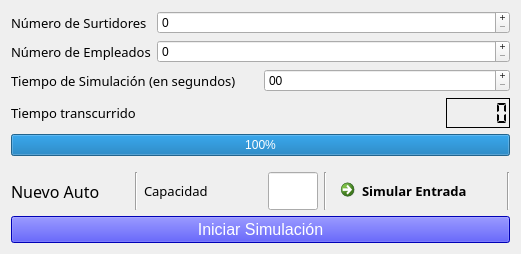
The window that tp1/mainwindow.ui (fedefarina/concu20141c) describes before a commit, drawn with Qt 5.
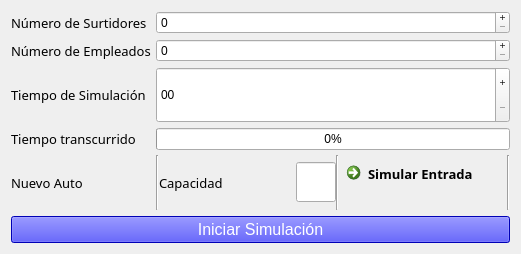
The same window after the commit.

Commit message: Arreglos en el layout

What changed in the file:
```diff
--- a/tp1/mainwindow.ui
+++ b/tp1/mainwindow.ui
@@ -41,7 +41,25 @@
       <property name="fieldGrowthPolicy">
        <enum>QFormLayout::AllNonFixedFieldsGrow</enum>
       </property>
-      <item row="0" column="0">
+      <property name="rowWrapPolicy">
+       <enum>QFormLayout::WrapLongRows</enum>
+      </property>
+      <property name="labelAlignment">
+       <set>Qt::AlignLeading|Qt::AlignLeft|Qt::AlignTop</set>
+      </property>
+      <property name="formAlignment">
+       <set>Qt::AlignCenter</set>
+      </property>
+      <property name="horizontalSpacing">
+       <number>5</number>
+      </property>
+      <property name="verticalSpacing">
+       <number>5</number>
+      </property>
+      <property name="bottomMargin">
+       <number>0</number>
+      </property>
+      <item row="1" column="0">
        <widget class="QLabel" name="surtidoresLabel">
         <property name="font">
          <font>
@@ -54,7 +72,14 @@
         </property>
        </widget>
       </item>
-      <item row="1" column="0">
+      <item row="1" column="1">
+       <widget class="QSpinBox" name="nSurtidores">
+        <property name="buttonSymbols">
+         <enum>QAbstractSpinBox::PlusMinus</enum>
+        </property>
+       </widget>
+      </item>
+      <item row="2" column="0">
        <widget class="QLabel" name="empleadosLabel">
         <property name="font">
          <font>
@@ -67,29 +92,27 @@
         </property>
        </widget>
       </item>
-      <item row="0" column="1">
-       <widget class="QSpinBox" name="nSurtidores">
-        <property name="buttonSymbols">
-         <enum>QAbstractSpinBox::PlusMinus</enum>
-        </property>
-       </widget>
-      </item>
-      <item row="1" column="1">
+      <item row="2" column="1">
        <widget class="QSpinBox" name="nEmpleados">
+        <property name="sizePolicy">
+         <sizepolicy hsizetype="Minimum" vsizetype="Minimum">
+          <horstretch>0</horstretch>
+          <verstretch>0</verstretch>
+         </sizepolicy>
+        </property>
         <property name="buttonSymbols">
          <enum>QAbstractSpinBox::PlusMinus</enum>
         </property>
        </widget>
       </item>
-     </layout>
-    </item>
-    <item>
-     <layout class="QHBoxLayout" name="horizontalLayout_3">
-      <property name="bottomMargin">
-       <number>0</number>
-      </property>
-      <item>
+      <item row="3" column="0">
        <widget class="QLabel" name="label">
+        <property name="sizePolicy">
+         <sizepolicy hsizetype="Expanding" vsizetype="Expanding">
+          <horstretch>0</horstretch>
+          <verstretch>0</verstretch>
+         </sizepolicy>
+        </property>
         <property name="font">
          <font>
           <family>Abyssinica SIL</family>
@@ -97,12 +120,18 @@
          </font>
         </property>
         <property name="text">
-         <string>Tiempo de Simulación (en segundos)</string>
+         <string>Tiempo de Simulación</string>
         </property>
        </widget>
       </item>
-      <item>
+      <item row="3" column="1">
        <widget class="QTimeEdit" name="timeEdit">
+        <property name="sizePolicy">
+         <sizepolicy hsizetype="Expanding" vsizetype="Expanding">
+          <horstretch>0</horstretch>
+          <verstretch>0</verstretch>
+         </sizepolicy>
+        </property>
         <property name="buttonSymbols">
          <enum>QAbstractSpinBox::PlusMinus</enum>
         </property>
@@ -124,14 +153,7 @@
         </property>
        </widget>
       </item>
-     </layout>
-    </item>
-    <item>
-     <layout class="QHBoxLayout" name="horizontalLayout_4">
-      <property name="topMargin">
-       <number>0</number>
-      </property>
-      <item>
+      <item row="4" column="0">
        <widget class="QLabel" name="timeLabel">
         <property name="font">
          <font>
@@ -171,115 +193,21 @@
         </property>
        </widget>
       </item>
-      <item>
-       <spacer name="horizontalSpacer_2">
-        <property name="orientation">
-         <enum>Qt::Horizontal</enum>
-        </property>
-        <property name="sizeType">
-         <enum>QSizePolicy::Fixed</enum>
-        </property>
-        <property name="sizeHint" stdset="0">
-         <size>
-          <width>212</width>
-          <height>30</height>
-         </size>
-        </property>
-       </spacer>
-      </item>
-      <item>
-       <widget class="QLCDNumber" name="timeDisplay">
-        <property name="enabled">
-         <bool>true</bool>
-        </property>
-        <property name="sizePolicy">
-         <sizepolicy hsizetype="Fixed" vsizetype="Minimum">
-          <horstretch>0</horstretch>
-          <verstretch>0</verstretch>
-         </sizepolicy>
-        </property>
-        <property name="minimumSize">
-         <size>
-          <width>60</width>
-          <height>0</height>
-         </size>
-        </property>
-        <property name="focusPolicy">
-         <enum>Qt::StrongFocus</enum>
-        </property>
-        <property name="frameShape">
-         <enum>QFrame::Box</enum>
-        </property>
-        <property name="frameShadow">
-         <enum>QFrame::Plain</enum>
-        </property>
-        <property name="smallDecimalPoint">
-         <bool>false</bool>
-        </property>
-        <property name="digitCount">
-         <number>5</number>
-        </property>
-        <property name="segmentStyle">
-         <enum>QLCDNumber::Flat</enum>
-        </property>
-       </widget>
-      </item>
-     </layout>
-    </item>
-    <item>
+      <item row="4" column="1">
      <widget class="QProgressBar" name="progressBar">
       <property name="value">
-       <number>100</number>
+         <number>0</number>
       </property>
      </widget>
     </item>
-    <item>
-     <spacer name="verticalSpacer">
-      <property name="orientation">
-       <enum>Qt::Vertical</enum>
-      </property>
-      <property name="sizeType">
-       <enum>QSizePolicy::Expanding</enum>
-      </property>
-      <property name="sizeHint" stdset="0">
-       <size>
-        <width>15</width>
-        <height>15</height>
-       </size>
-      </property>
-     </spacer>
-    </item>
-    <item>
+      <item row="5" column="1">
      <layout class="QHBoxLayout" name="horizontalLayout">
+        <property name="spacing">
+         <number>0</number>
+        </property>
       <property name="topMargin">
        <number>0</number>
       </property>
-      <item>
-       <widget class="QLabel" name="label_3">
-        <property name="sizePolicy">
-         <sizepolicy hsizetype="Fixed" vsizetype="Preferred">
-          <horstretch>0</horstretch>
-          <verstretch>0</verstretch>
-         </sizepolicy>
-        </property>
-        <property name="maximumSize">
-         <size>
-          <width>2150</width>
-          <height>16777215</height>
-         </size>
-        </property>
-        <property name="font">
-         <font>
-          <family>Abyssinica SIL</family>
-          <pointsize>12</pointsize>
-          <strikeout>false</strikeout>
-         </font>
-        </property>
-        <property name="text">
-         <string>Nuevo Auto</string>
-        </property>
-       </widget>
-      </item>
       <item>
        <widget class="Line" name="line">
         <property name="orientation">
@@ -311,8 +239,8 @@
         </property>
         <property name="maximumSize">
          <size>
-          <width>50</width>
-          <height>50</height>
+            <width>40</width>
+            <height>40</height>
          </size>
         </property>
         <property name="toolTipDuration">
@@ -347,6 +275,34 @@
        <widget class="Line" name="line_4">
         <property name="orientation">
          <enum>Qt::Vertical</enum>
+          </property>
+         </widget>
+        </item>
+       </layout>
+      </item>
+      <item row="5" column="0">
+       <widget class="QLabel" name="label_3">
+        <property name="sizePolicy">
+         <sizepolicy hsizetype="Fixed" vsizetype="Expanding">
+          <horstretch>0</horstretch>
+          <verstretch>0</verstretch>
+         </sizepolicy>
+        </property>
+        <property name="maximumSize">
+         <size>
+          <width>2150</width>
+          <height>16777215</height>
+         </size>
+        </property>
+        <property name="font">
+         <font>
+          <family>Abyssinica SIL</family>
+          <pointsize>10</pointsize>
+          <strikeout>false</strikeout>
+         </font>
+        </property>
+        <property name="text">
+         <string>Nuevo Auto</string>
         </property>
        </widget>
       </item>
```
Lines whose indentation alone changed are shown as unchanged. The commit also changes 1 other file.
